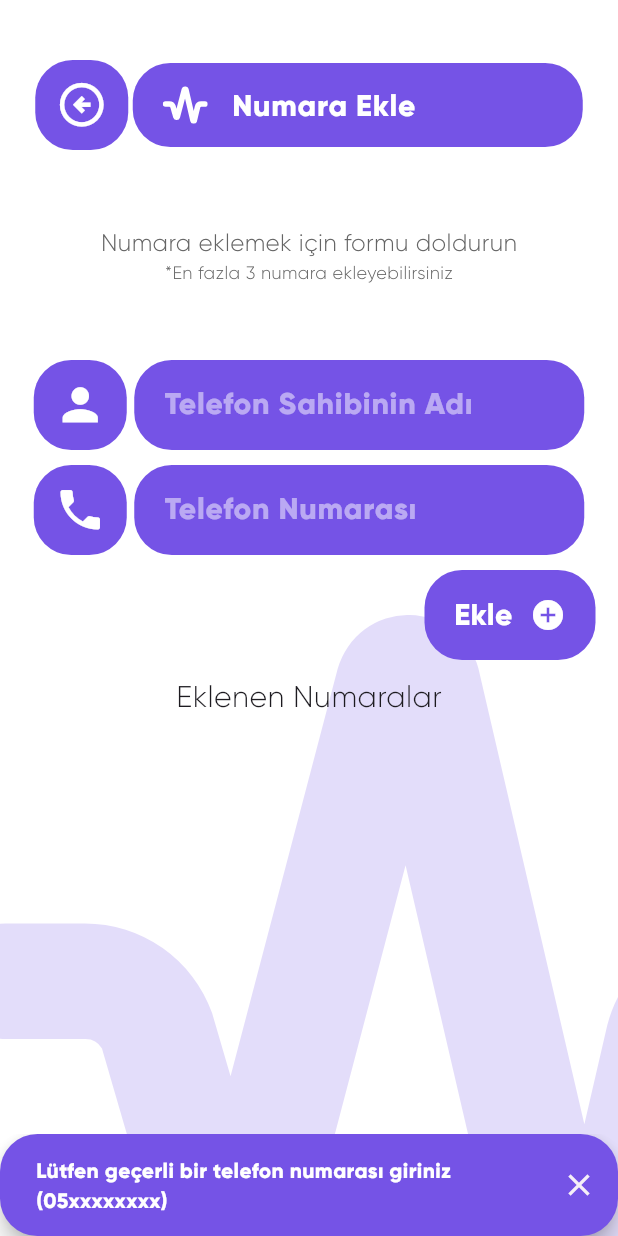
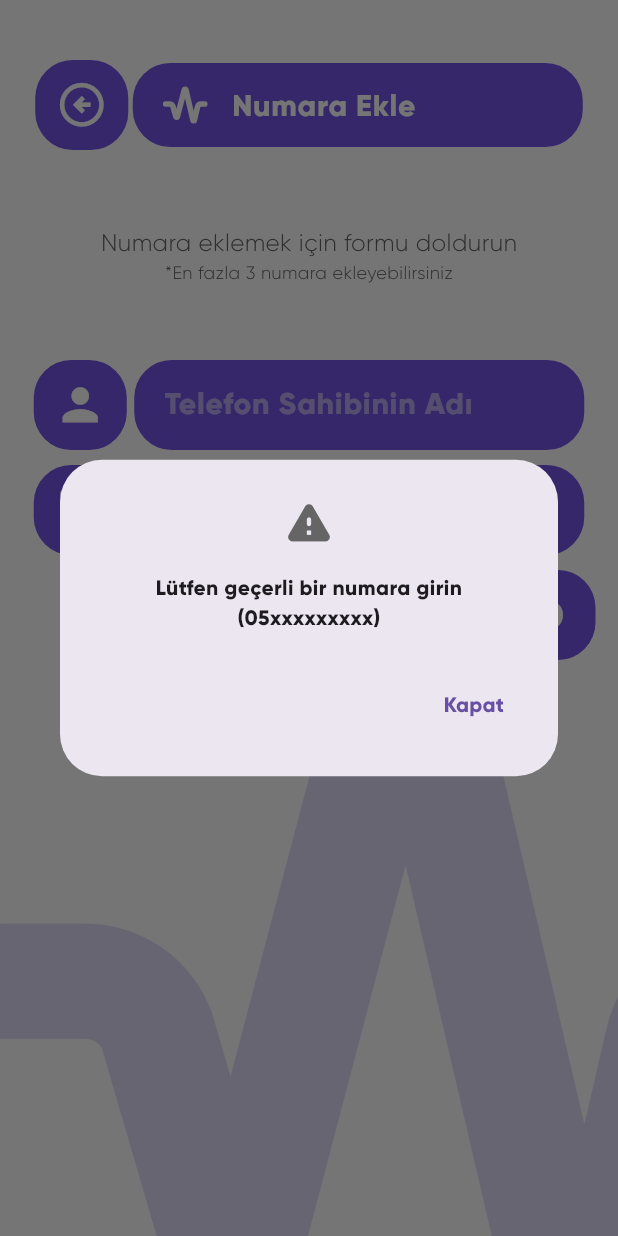
Before and after one commit to alihangedik/buradayim, a Flutter app: the NumberAdd screen opened directly, after a tap on "Ekle", on a phone screen of 412 x 824 dp. Run offline on Flutter 3.47's test engine with Material 2 defaults, Android fonts, the phone set to English and light mode, and no system bars; our stand-ins replace connectivity, flutter_svg, geocoding, geolocator, get_storage, permission_handler; missing offline and left inert: background_sms; accounts and stored records are empty.

```diff
--- a/lib/pages/number_add.dart
+++ b/lib/pages/number_add.dart
@@ -1,5 +1,3 @@
-import 'dart:developer';
-
 import 'package:buradayim/components/riversible_appbar.dart';
 import 'package:buradayim/constant/color.dart';
 import 'package:buradayim/constant/svg.dart';
@@ -16,6 +14,9 @@ class NumberAdd extends StatefulWidget {
   @override
   State<NumberAdd> createState() => _NumberAddState();
 }
+
+var nameList = [];
+bool isTap = false;
 
 class _NumberAddState extends State<NumberAdd> {
   StorageService storageService = StorageService();
@@ -35,8 +36,6 @@ class _NumberAddState extends State<NumberAdd> {
     fnPhone = FocusNode();
   }
 
-  var nameList = [];
-
   Future<void> readPhoneData() async {
     for (var element in widget.phoneList) {
       await storageService.readData(element) ?? [];
@@ -54,10 +53,8 @@ class _NumberAddState extends State<NumberAdd> {
   }
 
   Future<void> saveNameData() async {
-    await storageService.saveData('name', tfName.text);
+    await storageService.saveData('name', nameList.toString());
   }
-
-  bool isTap = false;
 
   @override
   Widget build(BuildContext context) {
@@ -167,6 +164,32 @@ class _NumberAddState extends State<NumberAdd> {
   }
 
   Container addButton() {
+    Future<dynamic> _showAlertDialog() {
+      return showDialog(
+        context: context,
+        builder: (context) => AlertDialog(
+          elevation: 0,
+          title: const Center(
+              child:
+                  Icon(Icons.warning_rounded, color: AppColor.grey, size: 35)),
+          content: const Text(
+            'Lütfen geçerli bir numara girin (05xxxxxxxxx)',
+            style: TextStyle(fontFamily: 'Gilroy-ExtraBold'),
+            textAlign: TextAlign.center,
+          ),
+          actions: [
+            TextButton(
+              onPressed: () => Navigator.pop(context),
+              child: const Text(
+                'Kapat',
+                style: TextStyle(fontFamily: 'Gilroy-ExtraBold'),
+              ),
+            )
+          ],
+        ),
+      );
+    }
+
     return Container(
       width: double.infinity,
       alignment: Alignment.centerRight,
@@ -176,20 +199,7 @@ class _NumberAddState extends State<NumberAdd> {
         onTap: () async {
           RegExp regExp = RegExp(r'^(05(\d{9}))$');
           if (!regExp.hasMatch(tfPhone.text)) {
-            ScaffoldMessenger.of(context).showSnackBar(
-              const SnackBar(
-                shape: RoundedRectangleBorder(
-                    borderRadius: BorderRadius.all(Radius.circular(25))),
-                showCloseIcon: true,
-                duration: Duration(seconds: 4),
-                backgroundColor: AppColor.purple,
-                content: Text(
-                  'Lütfen geçerli bir telefon numarası giriniz (05xxxxxxxx)',
-                  style: TextStyle(
-                      fontFamily: 'Gilroy-ExtraBold', color: AppColor.white),
-                ),
-              ),
-            );
+            _showAlertDialog();
             return;
           }
 
--- a/lib/pages/splash.dart
+++ b/lib/pages/splash.dart
@@ -65,7 +65,7 @@ class _SplashState extends State<Splash> {
                       ),
                       Image.asset(
                         'assets/algeware_logo_white.png',
-                        scale: 50,
+                        scale: 10,
                       )
                     ],
                   ),
--- a/pubspec.yaml
+++ b/pubspec.yaml
@@ -47,6 +47,7 @@ dependencies:
   geolocator: ^9.0.2
   geocoding: ^2.0.5
   get_storage: ^2.1.1
+  cached_network_image: ^3.2.3
 
 dev_dependencies:
   flutter_test:
```
Also changed, not shown: lib/pages/eartquake_details.dart (+40 -11 lines), lib/pages/home.dart (+5 -2 lines), lib/pages/setting.dart (+24 -11 lines), 2 other files.
